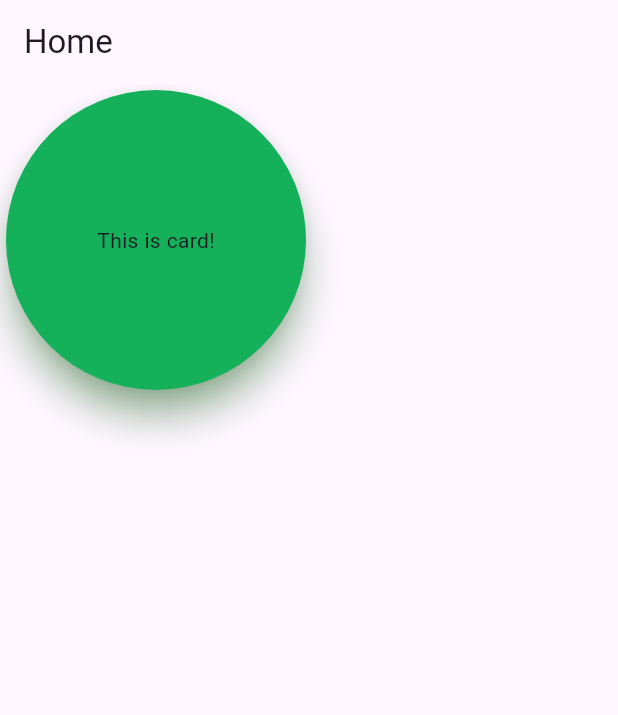
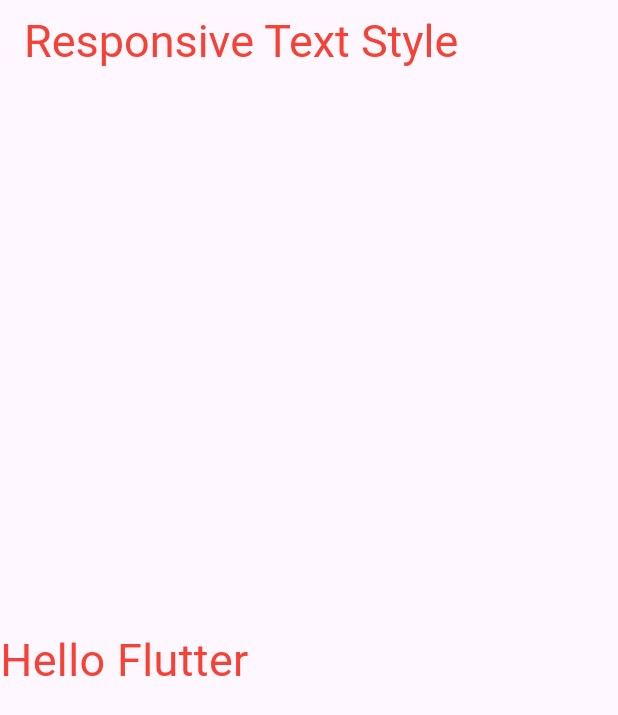
Before and after one commit to pieash9/first-flutter, a Flutter app: the screen it shows after launch, on a phone screen of 412 x 824 dp. Shown: the top 715 px of the screen. Run offline on Flutter 3.47's test engine with Material 3 defaults, Android fonts, the phone set to English and light mode, and no system bars.

Commit message:
added responsive design

```diff
--- a/lib/main.dart
+++ b/lib/main.dart
@@ -1,3 +1,4 @@
+import 'package:app1/style.dart';
 import 'package:flutter/material.dart';
 
 void main() {
@@ -26,31 +27,24 @@ class MyApp extends StatelessWidget {
   }
 }
 
-class HomeActivity extends StatelessWidget {
+class HomeActivity extends StatefulWidget {
   const HomeActivity({super.key});
 
-  MySnackBar(message, context) {
-    return ScaffoldMessenger.of(
-      context,
-    ).showSnackBar(SnackBar(content: Text(message)));
-  }
+  @override
+  State<HomeActivity> createState() => _HomeActivityState();
+}
 
+class _HomeActivityState extends State<HomeActivity> {
   @override
   Widget build(BuildContext context) {
-    // TODO: implement build
     return Scaffold(
-      appBar: AppBar(title: const Text("Home")),
-      body: Card(
-        shape: RoundedRectangleBorder(borderRadius: BorderRadius.circular(200)),
-        elevation: 10,
-        shadowColor: Colors.green,
-        color: Color.fromRGBO(20, 176, 90, 1),
-        child: SizedBox(
-          height: 200,
-          width: 200,
-          child: Center(child: Text("This is card!")),
-        ),
+      appBar: AppBar(
+        title: Text("Responsive Text Style", style: HeadLine(context)),
       ),
-    ); // Scaffold = provides a basic structure for the app screen, including app bar, body, etc.
+      body: Column(
+        mainAxisAlignment: MainAxisAlignment.center,
+        children: [Text("Hello Flutter", style: HeadLine(context))],
+      ),
+    );
   }
 }
--- /dev/null
+++ b/lib/style.dart
@@ -0,0 +1,10 @@
+import 'package:flutter/material.dart';
+
+TextStyle HeadLine(context) {
+  var width = MediaQuery.of(context).size.width;
+  if (width < 700) {
+    return TextStyle(color: Colors.red, fontSize: 30);
+  } else {
+    return TextStyle(color: Colors.blue, fontSize: 50);
+  }
+}
```
Also changed, not shown: lib/Fragment/AlarmFragment.dart (deleted, +0 -10 lines), lib/Fragment/BalanceFragment.dart (deleted, +0 -16 lines), lib/Fragment/ContactFragment.dart (deleted, +0 -16 lines), lib/Fragment/EmailFragment.dart (deleted, +0 -16 lines), lib/Fragment/HomeFragment.dart (deleted, +0 -16 lines), lib/Fragment/ProfileFragment.dart (deleted, +0 -16 lines), lib/Fragment/SearchFragment.dart (deleted, +0 -16 lines), lib/Fragment/SettingsFragment.dart (deleted, +0 -16 lines), pubspec.yaml (+3 -30 lines), assets/images/live-class.png (added), pubspec.lock.
